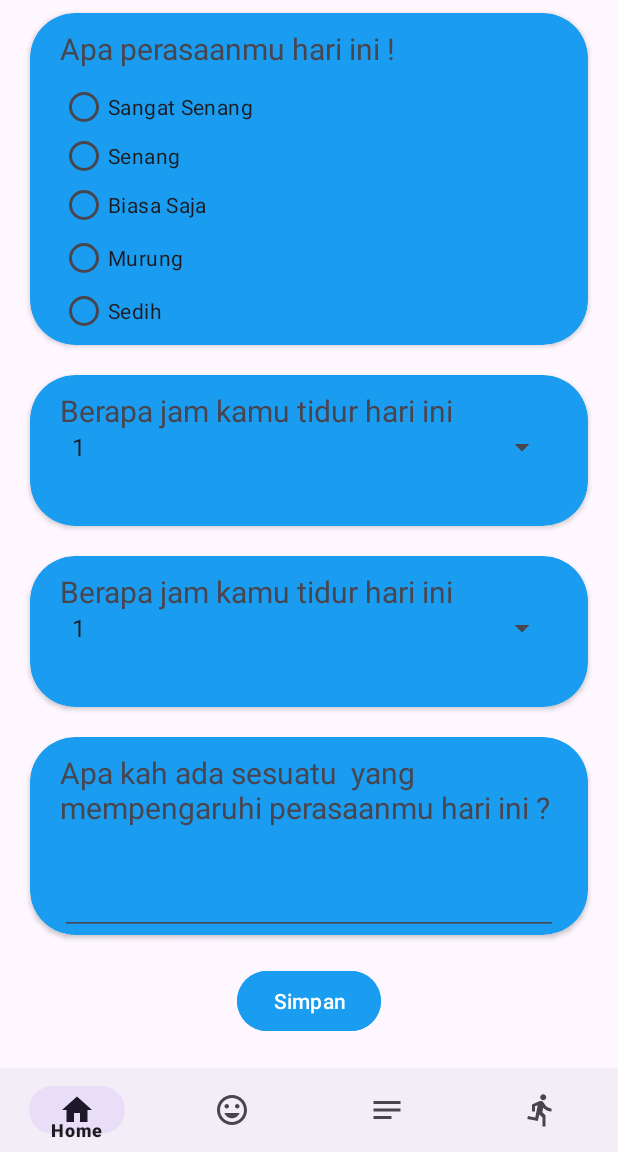
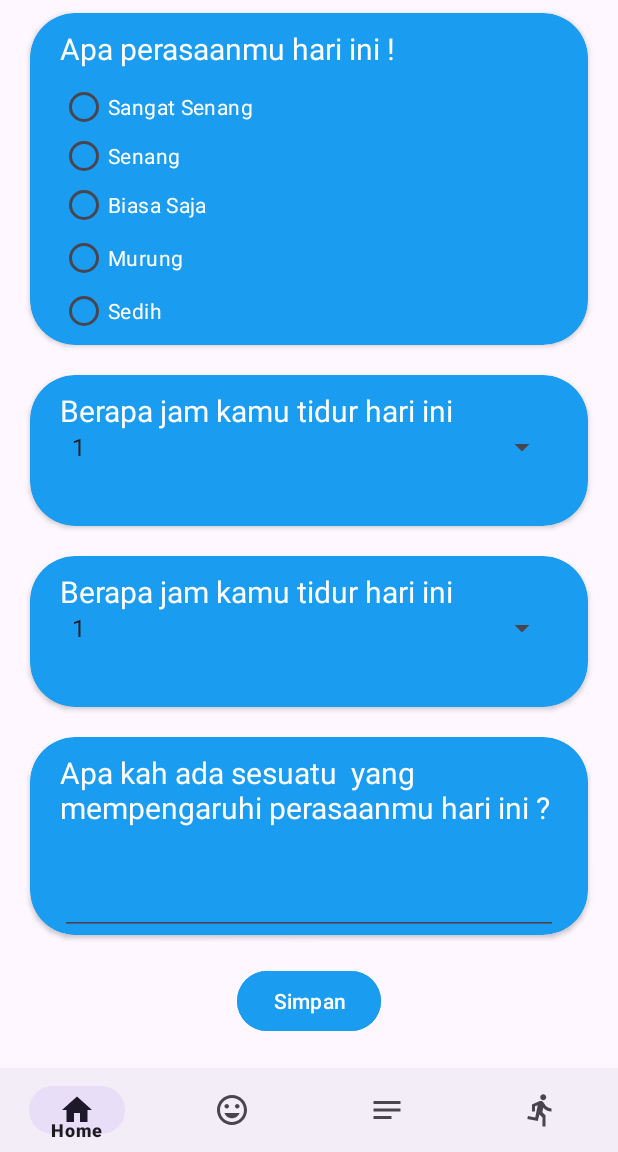
Before and after one commit to vianozx/BantalApp, an Android app: the fragment MoodFragment placed in its activity, on a phone screen of 412 x 824 dp, the part 84-1236 px from its top. Run offline under Robolectric (Android 15) with nearby library versions, the phone set to English and light mode, and no system bars.

Commit message:
Settings profile

```diff
--- a/app/src/main/res/layout/fragment_mood.xml
+++ b/app/src/main/res/layout/fragment_mood.xml
@@ -44,6 +44,7 @@
                     android:layout_marginTop="10dp"
                     android:layout_marginEnd="20dp"
                     android:text="Apa perasaanmu hari ini !"
+                    android:textColor="@color/white"
                     android:textSize="20sp" />
 
                 <RadioGroup
@@ -59,35 +60,40 @@
                         android:layout_height="25dp"
                         android:layout_marginTop="40dp"
                         android:layout_marginBottom="10dp"
-                        android:text="Sangat Senang" />
+                        android:text="Sangat Senang"
+                        android:textColor="@color/white" />
 
                     <RadioButton
                         android:id="@+id/senang"
                         android:layout_width="match_parent"
                         android:layout_height="20dp"
                         android:layout_marginBottom="10dp"
-                        android:text="Senang" />
+                        android:text="Senang"
+                        android:textColor="@color/white" />
 
                     <RadioButton
                         android:id="@+id/biasa"
                         android:layout_width="match_parent"
                         android:layout_height="25dp"
                         android:layout_marginBottom="10dp"
-                        android:text="Biasa Saja" />
+                        android:text="Biasa Saja"
+                        android:textColor="@color/white" />
 
                     <RadioButton
                         android:id="@+id/murung"
                         android:layout_width="match_parent"
                         android:layout_height="25dp"
                         android:layout_marginBottom="10dp"
-                        android:text="Murung" />
+                        android:text="Murung"
+                        android:textColor="@color/white" />
 
                     <RadioButton
                         android:id="@+id/sedih"
                         android:layout_width="match_parent"
                         android:layout_height="25dp"
                         android:layout_marginBottom="10dp"
-                        android:text="Sedih" />
+                        android:text="Sedih"
+                        android:textColor="@color/white" />
                 </RadioGroup>
 
             </androidx.cardview.widget.CardView>
@@ -109,6 +115,7 @@
                     android:layout_marginTop="10dp"
                     android:layout_marginEnd="20dp"
                     android:text="Berapa jam kamu tidur hari ini "
+                    android:textColor="@color/white"
                     android:textSize="20sp" />
 
                 <Spinner
@@ -139,6 +146,7 @@
                     android:layout_marginTop="10dp"
                     android:layout_marginEnd="20dp"
                     android:text="Berapa jam kamu tidur hari ini "
+                    android:textColor="@color/white"
                     android:textSize="20sp" />
 
                 <Spinner
@@ -169,6 +177,7 @@
                     android:layout_marginTop="10dp"
                     android:layout_marginEnd="20dp"
                     android:text="Apa kah ada sesuatu  yang mempengaruhi perasaanmu hari ini ? "
+                    android:textColor="@color/white"
                     android:textSize="20sp" />
 
                 <EditText
@@ -180,7 +189,8 @@
                     android:layout_marginEnd="20dp"
                     android:ems="10"
                     android:inputType="textMultiLine"
-                    android:lines="2" />
+                    android:lines="2"
+                    android:textColor="@color/white" />
 
             </androidx.cardview.widget.CardView>
 
--- a/app/src/main/res/layout/produk_card.xml
+++ b/app/src/main/res/layout/produk_card.xml
@@ -11,6 +11,8 @@
         android:layout_height="wrap_content"
         android:layout_marginStart="30dp"
         android:layout_marginEnd="30dp"
+        android:background="@drawable/card_view"
+        android:backgroundTint="@color/blue"
         app:cardCornerRadius="20dp"
         app:layout_constraintEnd_toEndOf="parent"
         app:layout_constraintStart_toStartOf="parent"
@@ -31,6 +33,7 @@
                 android:layout_marginTop="16dp"
                 android:gravity="center"
                 android:text="nama produk"
+                android:textColor="@color/white"
                 android:textSize="20sp"
                 android:textStyle="bold"
                 app:layout_constraintEnd_toEndOf="parent"
@@ -39,10 +42,10 @@
 
             <TextView
                 android:id="@+id/tvDeskripsi"
-                android:layout_width="239dp"
-                android:layout_height="45dp"
-                android:layout_marginTop="8dp"
-                android:layout_marginEnd="60dp"
+                android:layout_width="261dp"
+                android:layout_height="50dp"
+                android:layout_marginTop="4dp"
+                android:layout_marginEnd="48dp"
                 android:ellipsize="end"
                 android:maxLines="15"
                 android:text="Deskripsi"
--- a/app/src/main/res/values/themes.xml
+++ b/app/src/main/res/values/themes.xml
@@ -3,9 +3,10 @@
     <style name="Base.Theme.BantalApp" parent="Theme.Material3.DayNight.NoActionBar">
         <!-- Customize your light theme here. -->
         <!-- <item name="colorPrimary">@color/my_light_primary</item> -->
-        <item name="colorPrimary">@color/green</item>
-        <item name="colorPrimaryVariant">@color/green</item>
-        <item name="android:statusBarColor">@color/green</item>
+        <item name="colorPrimary">@color/white</item>
+        <item name="colorPrimaryVariant">@color/white</item>
+        <item name="android:statusBarColor">@color/blue</item>
+
     </style>
 
     <style name="Theme.BantalApp" parent="Base.Theme.BantalApp" />
@@ -18,4 +19,5 @@
     <style name="Theme.BantalApp.AppBarOverlay" parent="ThemeOverlay.AppCompat.Dark.ActionBar" />
 
     <style name="Theme.BantalApp.PopupOverlay" parent="ThemeOverlay.AppCompat.Light" />
+
 </resources>
```
